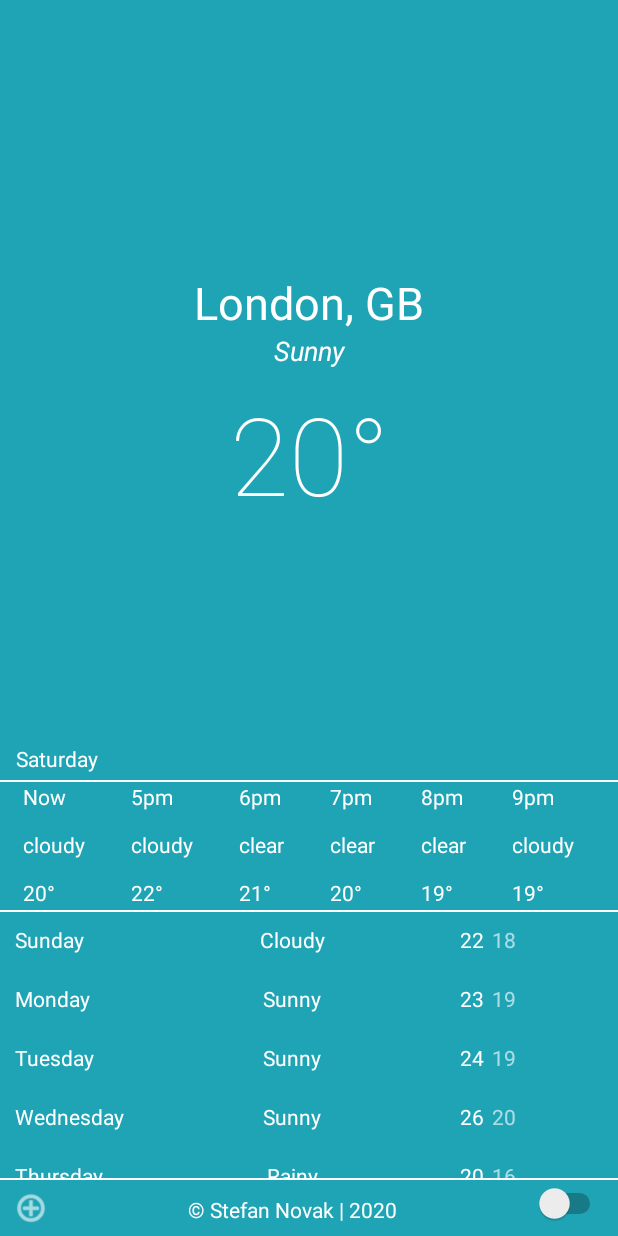
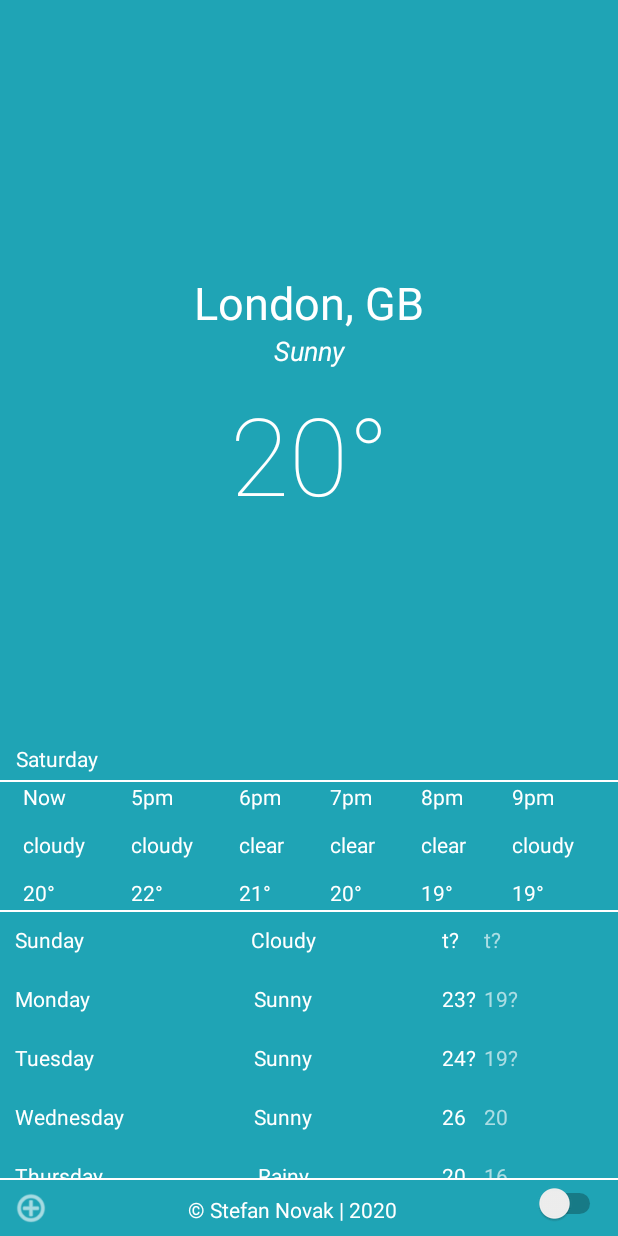
Before and after one commit to stefannovak/clear_weather, an Android app: the screen it shows after launch (MainActivity), on a phone screen of 412 x 824 dp. Run offline under Robolectric (Android 15) with nearby library versions, the phone set to English and light mode, and no system bars.

Commit message:
Currently having issues changing max/min temp values
android.view.ViewRootImpl$CalledFromWrongThreadException: Only the original thread that created a view hierarchy can touch its views.

Going to change the hourly view

```diff
--- a/app/src/main/res/layout/activity_main.xml
+++ b/app/src/main/res/layout/activity_main.xml
@@ -229,7 +229,7 @@
 
                 <TextView
                     android:id="@+id/oneWeather"
-                    android:layout_width="224dp"
+                    android:layout_width="212dp"
                     android:layout_height="wrap_content"
                     android:layout_marginTop="10dp"
                     android:layout_marginBottom="10dp"
--- a/app/src/main/res/values/strings.xml
+++ b/app/src/main/res/values/strings.xml
@@ -23,18 +23,18 @@
 
     <!--    HOURLY TABLE COLUMNS-->
     <string name="nextDay">Sunday</string>
-    <string name="oneHighTemp">22</string>
-    <string name="oneLowTemp">18</string>
+    <string name="oneHighTemp">t?</string>
+    <string name="oneLowTemp">"t?"</string>
     <string name="oneWeatherIcon">Cloudy</string>
 
     <string name="twoDay">Monday</string>
-    <string name="twoHighTemp">23</string>
-    <string name="twoLowTemp">19</string>
+    <string name="twoHighTemp">23?</string>
+    <string name="twoLowTemp">19?</string>
     <string name="twoWeatherIcon">Sunny</string>
 
     <string name="threeDay">Tuesday</string>
-    <string name="threeHighTemp">24</string>
-    <string name="threeLowTemp">19</string>
+    <string name="threeHighTemp">24?</string>
+    <string name="threeLowTemp">19?</string>
     <string name="threeWeatherIcon">Sunny</string>
 
     <string name="fourDay">Wednesday</string>
```
Also changed, not shown: app/src/main/java/com/stefanalexnovak/weatherapplication/MainActivity.kt (+25 -3 lines).
